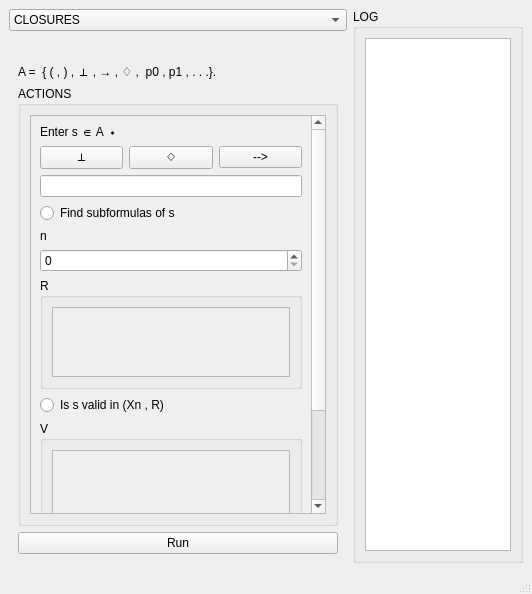
Old version of the form production/settings.ui in the repository RTG-Foundations/Foundations-RTG-2024.
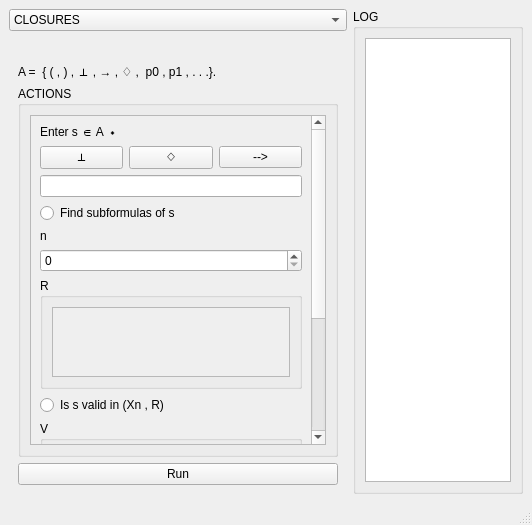
New version of the form. The open tabs and pages were chosen to show the change.

Commit message: Fixed error reading GUI input in control.py

Patch:
```diff
--- a/production/settings.ui
+++ b/production/settings.ui
@@ -7,7 +7,7 @@
     <x>0</x>
     <y>0</y>
     <width>532</width>
-    <height>594</height>
+    <height>525</height>
    </rect>
   </property>
   <property name="windowTitle">
@@ -215,7 +215,7 @@
               <property name="geometry">
                <rect>
                 <x>0</x>
-                <y>-138</y>
+                <y>0</y>
                 <width>280</width>
                 <height>549</height>
                </rect>
```
Left out of the diff: 2 changed lines with no effect on the pictures. The commit also changes 5 other files.
